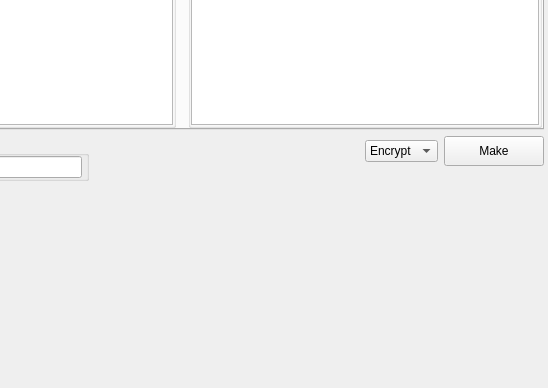
This is app/gui/symmetric/vigenere/vigenere.ui in vasilypht/crypto-methods as Qt 5 draws it before an edit; both pictures show x 185 to 733 and y 119 to 507 of the 733 by 507 pixel window. The edited form follows.
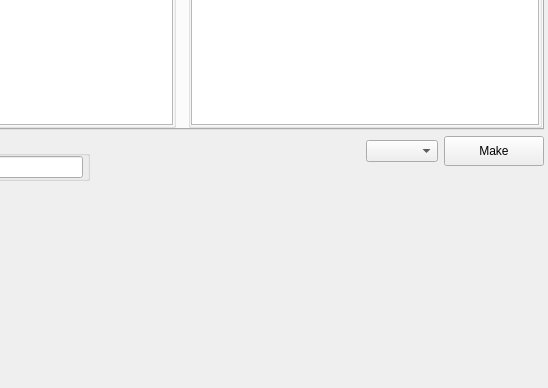
This is the edited form.

Commit message: Added documentation to the vigenere.py module, as well as to the corresponding widget.

Diff of the .ui file:
```diff
--- a/app/gui/symmetric/vigenere/vigenere.ui
+++ b/app/gui/symmetric/vigenere/vigenere.ui
@@ -219,16 +219,6 @@
              <verstretch>0</verstretch>
             </sizepolicy>
            </property>
-           <item>
-            <property name="text">
-             <string>Encrypt</string>
-            </property>
-           </item>
-           <item>
-            <property name="text">
-             <string>Decrypt</string>
-            </property>
-           </item>
           </widget>
          </item>
          <item>
```
Left out of the diff: 2 changed lines with no effect on the pictures. The commit also changes 3 other files.
